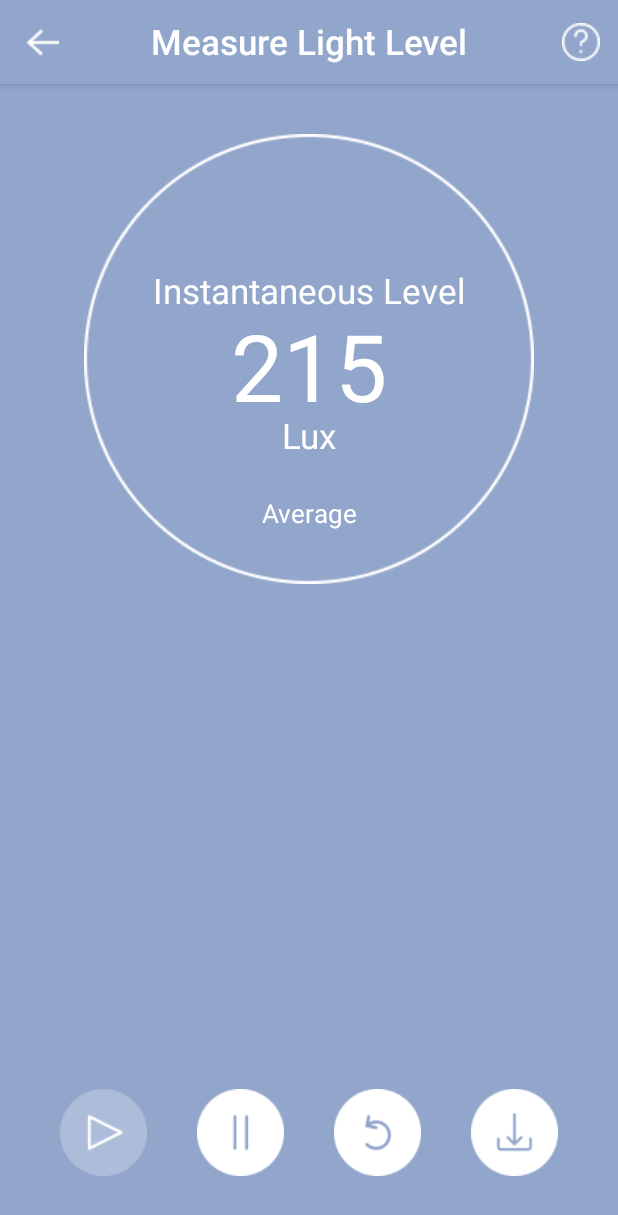
After one commit to ChloeZ1208/IllumiSmart, an Android app: the LightLevelActivity screen opened directly, with no data from a screen before it, on a phone screen of 412 x 824 dp. The commit adds this screen. Shown: the top 1215 px of the screen. Run offline under Robolectric (Android 15) with nearby library versions, the phone set to English and light mode, and no system bars.

Commit message:
light level-main

```diff
--- a/app/src/main/java/android/example/illumismart/HomeActivity.java
+++ b/app/src/main/java/android/example/illumismart/HomeActivity.java
@@ -1,13 +1,19 @@
 package android.example.illumismart;
 
+import androidx.annotation.NonNull;
 import androidx.appcompat.app.AppCompatActivity;
 
+import android.content.Intent;
 import android.os.Bundle;
+import android.view.MenuItem;
+import android.view.View;
 
 import com.google.android.material.bottomnavigation.BottomNavigationView;
+import com.google.android.material.card.MaterialCardView;
 
 public class HomeActivity extends AppCompatActivity {
     private BottomNavigationView bottomNav;
+    private MaterialCardView enterLightLevel;
 
     @Override
     protected void onCreate(Bundle savedInstanceState) {
@@ -15,8 +21,17 @@ public class HomeActivity extends AppCompatActivity {
         setContentView(R.layout.activity_home);
 
         bottomNav = findViewById(R.id.bottom_navigation);
+        enterLightLevel = findViewById(R.id.enter_light_level);
 
         bottomNav.getMenu().findItem(R.id.home_page).setChecked(true);
 
+        enterLightLevel.setOnClickListener(new View.OnClickListener() {
+            @Override
+            public void onClick(View v) {
+                startActivity(new Intent(HomeActivity.this, LightLevelActivity.class));
+            }
+        });
+
+
     }
 }
--- /dev/null
+++ b/app/src/main/java/android/example/illumismart/LightLevelActivity.java
@@ -0,0 +1,137 @@
+package android.example.illumismart;
+
+import androidx.appcompat.app.AppCompatActivity;
+
+import android.hardware.Sensor;
+import android.hardware.SensorEvent;
+import android.hardware.SensorEventListener;
+import android.hardware.SensorManager;
+import android.media.Image;
+import android.os.Bundle;
+import android.util.Log;
+import android.view.View;
+import android.widget.Button;
+import android.widget.ImageButton;
+import android.widget.ImageView;
+import android.widget.TextView;
+import android.widget.Toast;
+
+import com.google.android.material.appbar.MaterialToolbar;
+
+import java.util.ArrayList;
+import java.util.Collections;
+import java.util.List;
+
+public class LightLevelActivity extends AppCompatActivity {
+
+    private MaterialToolbar topAppBar;
+    private TextView mlightLevel;
+    private SensorManager sensorManager;
+    private Sensor lightSensor;
+    private SensorEventListener lightListener;
+    private ImageButton lightLevelPlay;
+    private ImageButton lightLevelPause;
+    private ImageButton lightLevelReset;
+    private TextView averageLux;
+    private List<Float> lightlux;
+    private int cnt;
+
+    @Override
+    protected void onCreate(Bundle savedInstanceState) {
+        super.onCreate(savedInstanceState);
+        setContentView(R.layout.activity_light_level);
+
+        initializeViews();
+
+        // set navigation back
+        topAppBar.setNavigationOnClickListener(new View.OnClickListener() {
+            @Override
+            public void onClick(View v) {
+                onBackPressed();
+            }
+        });
+
+        sensorManager = (SensorManager)getSystemService(SENSOR_SERVICE);
+        lightSensor = sensorManager.getDefaultSensor(Sensor.TYPE_LIGHT);
+        lightlux = new ArrayList();
+        cnt = 0;
+
+        lightListener = new SensorEventListener() {
+            @Override
+            public void onSensorChanged(SensorEvent event) {
+                mlightLevel.setText(String.valueOf(event.values[0]));
+
+                // click the button five times and record the light levels.
+                lightLevelPlay.setOnClickListener(new View.OnClickListener() {
+                    @Override
+                    public void onClick(View v) {
+                        if (cnt < 5) {
+                            lightlux.add(event.values[0]);
+                            cnt++;
+                        } else {
+                            Toast.makeText(LightLevelActivity.this, "Stats enough", Toast.LENGTH_SHORT).show();
+                        }
+                    }
+                });
+
+            }
+
+            @Override
+            public void onAccuracyChanged(Sensor sensor, int accuracy) {
+                //Toast.makeText(LightLevelActivity.this, "accuracy changed!", Toast.LENGTH_SHORT).show();
+            }
+        };
+
+        lightLevelPause.setOnClickListener(new View.OnClickListener() {
+            @Override
+            public void onClick(View v) {
+                if (cnt == 5) {
+                    float average = 0;
+                    float sum = 0;
+                    for (float l: lightlux) {
+                        sum += l;
+                    }
+                    average = sum / 5;
+                    Log.d("average", String.valueOf(average));
+                    averageLux.setText(String.valueOf(average));
+                    averageLux.append(" Lux");
+                } else if (cnt < 5){
+                    Toast.makeText(LightLevelActivity.this, "Click play to collect more stats", Toast.LENGTH_SHORT).show();
+                }
+            }
+        });
+
+        lightLevelReset.setOnClickListener(new View.OnClickListener() {
+            @Override
+            public void onClick(View v) {
+                cnt = 0;
+                averageLux.setText(" ");
+            }
+        });
+    }
+
+
+    @Override
+    protected void onPause() {
+        super.onPause();
+        sensorManager.unregisterListener(lightListener, lightSensor);
+    }
+
+    @Override
+    protected void onResume() {
+        // Register a listener for the sensor.
+        super.onResume();
+        sensorManager.registerListener(lightListener, lightSensor, SensorManager.SENSOR_DELAY_FASTEST);
+    }
+
+
+    private void initializeViews() {
+        topAppBar = findViewById(R.id.top_app_bar);
+        mlightLevel = findViewById(R.id.light_level);
+        lightLevelPlay = findViewById(R.id.light_level_start);
+        lightLevelPause = findViewById(R.id.light_level_pause);
+        lightLevelReset = findViewById(R.id.light_level_reset);
+        averageLux = findViewById(R.id.average_light_level);
+    }
+
+}
--- /dev/null
+++ b/app/src/main/res/layout/activity_light_level.xml
@@ -0,0 +1,174 @@
+<?xml version="1.0" encoding="utf-8"?>
+<androidx.constraintlayout.widget.ConstraintLayout xmlns:android="http://schemas.android.com/apk/res/android"
+    xmlns:app="http://schemas.android.com/apk/res-auto"
+    xmlns:tools="http://schemas.android.com/tools"
+    android:layout_width="match_parent"
+    android:layout_height="match_parent"
+    tools:context=".LightLevelActivity">
+
+    <com.google.android.material.appbar.AppBarLayout
+        android:id="@+id/appBarLayout"
+        android:layout_width="match_parent"
+        android:layout_height="wrap_content"
+        android:background="@color/light_level"
+        android:fitsSystemWindows="true"
+        app:layout_constraintEnd_toEndOf="parent"
+        app:layout_constraintStart_toStartOf="parent"
+        app:layout_constraintTop_toTopOf="parent">
+
+        <com.google.android.material.appbar.MaterialToolbar
+            android:id="@+id/top_app_bar"
+            style="@style/Widget.MaterialComponents.Toolbar.Surface"
+            android:layout_width="match_parent"
+            android:layout_height="?attr/actionBarSize"
+            android:layout_gravity="center"
+            android:background="@color/light_level"
+            android:fitsSystemWindows="true"
+            app:menu="@menu/guidance_menu"
+            app:navigationIcon="@drawable/back">
+
+            <TextView
+                android:layout_width="wrap_content"
+                android:layout_height="wrap_content"
+                android:layout_gravity="center"
+                android:fontFamily="sans-serif-medium"
+                android:text="Measure Light Level"
+                android:textColor="@color/white"
+                android:textSize="23sp"
+                android:textStyle="normal" />
+
+        </com.google.android.material.appbar.MaterialToolbar>
+
+    </com.google.android.material.appbar.AppBarLayout>
+
+    <ImageView
+        android:id="@+id/circle"
+        android:layout_width="wrap_content"
+        android:layout_height="wrap_content"
+        android:layout_marginTop="89dp"
+        app:layout_constraintBottom_toBottomOf="parent"
+        app:layout_constraintEnd_toEndOf="parent"
+        app:layout_constraintStart_toStartOf="parent"
+        app:layout_constraintTop_toTopOf="@+id/appBarLayout"
+        app:layout_constraintVertical_bias="0.0"
+        app:srcCompat="@drawable/light_level_circle" />
+
+    <TextView
+        android:id="@+id/ins_level"
+        android:layout_width="wrap_content"
+        android:layout_height="wrap_content"
+        android:layout_marginTop="178dp"
+        android:fontFamily="sans-serif"
+        android:text="Instantaneous Level"
+        android:textSize="23sp"
+        app:layout_constraintEnd_toEndOf="@+id/circle"
+        app:layout_constraintStart_toStartOf="@+id/circle"
+        app:layout_constraintTop_toTopOf="@+id/appBarLayout" />
+
+    <TextView
+        android:id="@+id/light_level"
+        android:layout_width="wrap_content"
+        android:layout_height="wrap_content"
+        android:layout_marginTop="202dp"
+        android:fontFamily="sans-serif"
+        android:text="215"
+        android:textSize="62sp"
+        app:layout_constraintEnd_toEndOf="@+id/circle"
+        app:layout_constraintStart_toStartOf="@+id/circle"
+        app:layout_constraintTop_toTopOf="@+id/appBarLayout" />
+
+    <TextView
+        android:id="@+id/lux"
+        android:layout_width="wrap_content"
+        android:layout_height="wrap_content"
+        android:layout_marginTop="185dp"
+        android:fontFamily="sans-serif"
+        android:text="Lux"
+        android:textSize="23sp"
+        app:layout_constraintEnd_toEndOf="@+id/circle"
+        app:layout_constraintStart_toStartOf="@+id/circle"
+        app:layout_constraintTop_toTopOf="@+id/circle" />
+
+    <ImageButton
+        android:id="@+id/light_level_start"
+        style="@style/Widget.MaterialComponents.Button.OutlinedButton"
+        android:layout_width="90dp"
+        android:layout_height="90dp"
+        android:layout_marginStart="24dp"
+        android:layout_marginBottom="24dp"
+        android:contentDescription="Start"
+        android:scaleType="centerInside"
+        app:layout_constraintBottom_toBottomOf="parent"
+        app:layout_constraintEnd_toEndOf="parent"
+        app:layout_constraintHorizontal_bias="0.0"
+        app:layout_constraintStart_toStartOf="parent"
+        app:shapeAppearanceOverlay="@style/roundedImageView"
+        app:srcCompat="@drawable/light_level_play" />
+
+    <ImageButton
+        android:id="@+id/light_level_pause"
+        style="@style/Widget.MaterialComponents.Button.OutlinedButton"
+        android:layout_width="90dp"
+        android:layout_height="90dp"
+        android:layout_marginBottom="24dp"
+        android:contentDescription="Pause"
+        android:scaleType="centerInside"
+        app:layout_constraintBottom_toBottomOf="parent"
+        app:layout_constraintEnd_toStartOf="@+id/light_level_reset"
+        app:layout_constraintStart_toEndOf="@+id/light_level_start"
+        app:srcCompat="@drawable/light_level_pause" />
+
+    <ImageButton
+        android:id="@+id/light_level_reset"
+        style="@style/Widget.MaterialComponents.Button.OutlinedButton"
+        android:layout_width="90dp"
+        android:layout_height="90dp"
+        android:layout_marginBottom="24dp"
+        android:contentDescription="Reset"
+        android:scaleType="centerInside"
+        app:layout_constraintBottom_toBottomOf="parent"
+        app:layout_constraintEnd_toStartOf="@+id/light_level_save"
+        app:layout_constraintStart_toEndOf="@+id/light_level_pause"
+        app:srcCompat="@drawable/light_level_reset" />
+
+    <ImageButton
+        android:id="@+id/light_level_save"
+        style="@style/Widget.MaterialComponents.Button.OutlinedButton"
+        android:layout_width="90dp"
+        android:layout_height="90dp"
+        android:layout_marginEnd="24dp"
+        android:layout_marginBottom="24dp"
+        android:contentDescription="Save"
+        android:scaleType="centerInside"
+        app:layout_constraintBottom_toBottomOf="parent"
+        app:layout_constraintEnd_toEndOf="parent"
+        app:layout_constraintHorizontal_bias="1.0"
+        app:layout_constraintStart_toStartOf="parent"
+        app:srcCompat="@drawable/light_level_save" />
+
+    <TextView
+        android:id="@+id/average"
+        android:layout_width="wrap_content"
+        android:layout_height="wrap_content"
+        android:layout_marginTop="24dp"
+        android:fontFamily="sans-serif"
+        android:text="Average"
+        android:textSize="17sp"
+        app:layout_constraintBottom_toBottomOf="@+id/circle"
+        app:layout_constraintEnd_toEndOf="@+id/circle"
+        app:layout_constraintStart_toStartOf="@+id/circle"
+        app:layout_constraintTop_toBottomOf="@+id/lux"
+        app:layout_constraintVertical_bias="0.0" />
+
+    <TextView
+        android:id="@+id/average_light_level"
+        android:layout_width="wrap_content"
+        android:layout_height="wrap_content"
+        android:layout_marginBottom="12dp"
+        android:fontFamily="sans-serif"
+        android:textSize="19sp"
+        app:layout_constraintBottom_toBottomOf="@+id/circle"
+        app:layout_constraintEnd_toEndOf="@+id/circle"
+        app:layout_constraintStart_toStartOf="@+id/circle" />
+
+</androidx.constraintlayout.widget.ConstraintLayout>
--- /dev/null
+++ b/app/src/main/res/menu/guidance_menu.xml
@@ -0,0 +1,11 @@
+<?xml version="1.0" encoding="utf-8"?>
+<menu xmlns:android="http://schemas.android.com/apk/res/android"
+    xmlns:app="http://schemas.android.com/apk/res-auto">
+    <item
+        android:id="@+id/back_nav"
+        android:enabled="true"
+        android:icon="@drawable/guidance"
+        android:title="guidance"
+        app:showAsAction="always" />
+
+</menu>
--- a/app/src/main/res/values/styles.xml
+++ b/app/src/main/res/values/styles.xml
@@ -8,4 +8,9 @@
         <item name="android:textColor">?attr/colorPrimary</item>
     </style>
 
+    <style name="roundedImageView">
+        <item name="cornerFamily">rounded</item>
+        <item name="cornerSize">50%</item>
+    </style>
+
 </resources>
--- a/app/src/main/res/values/themes.xml
+++ b/app/src/main/res/values/themes.xml
@@ -20,5 +20,13 @@
         <item name="colorOnPrimary">@color/white</item>
         <item name="android:windowBackground">@color/app_background</item>
     </style>
+    <style name="Theme.IllumiSmart.LightLevel" parent="Theme.MaterialComponents.Light.NoActionBar">
+        <item name="colorPrimary">@color/light_level</item>
+        <item name="colorPrimaryVariant">@color/light_level</item>
+        <item name="colorOnPrimary">@color/white</item>
+        <item name="android:statusBarColor" tools:targetApi="l">?attr/colorPrimaryVariant</item>
+        <item name="android:windowBackground">@color/light_level</item>
+        <item name="android:textColor">@color/white</item>
+    </style>
 
 </resources>
```
Also changed, not shown: app/src/main/AndroidManifest.xml (+5 -2 lines), app/src/main/res/drawable/back.png (added), app/src/main/res/drawable/guidance.png (added), app/src/main/res/drawable/light_level_circle.png (added), app/src/main/res/drawable/light_level_pause.png (added), app/src/main/res/drawable/light_level_play.png (added), app/src/main/res/drawable/light_level_reset.png (added), app/src/main/res/drawable/light_level_save.png (added), 3 other files.
